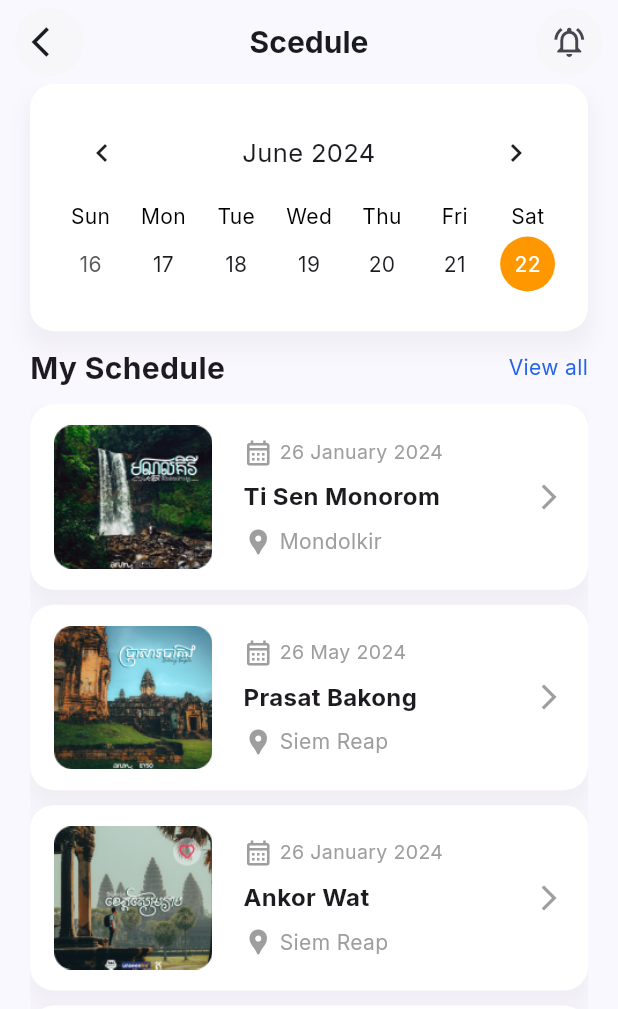
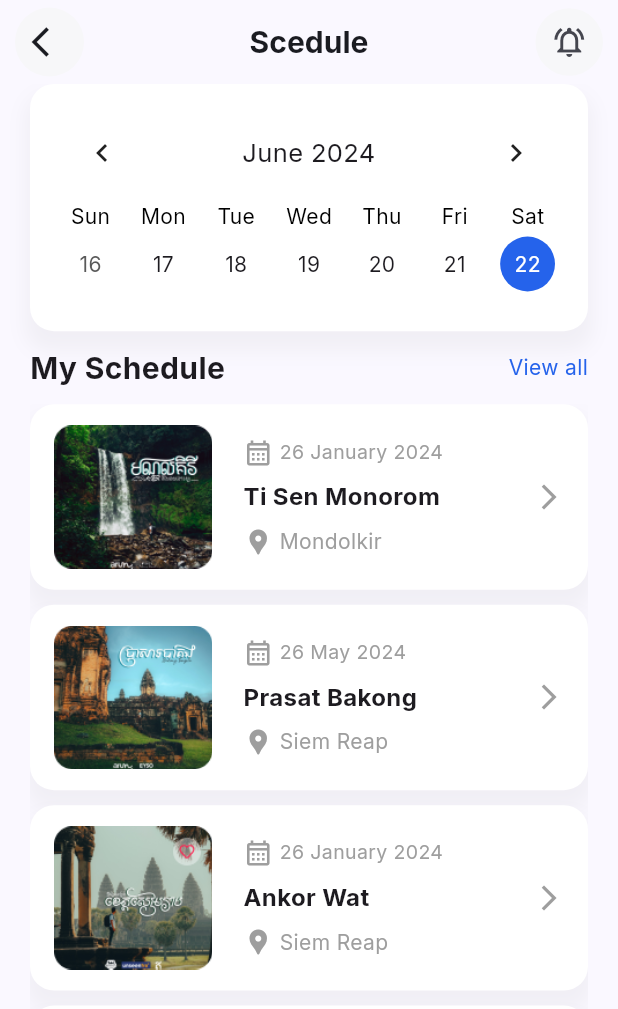
Before and after one commit to TOM-TITO-coder/FlutterUI_final_project, a Flutter app: the CalendarPage screen opened directly, on a phone screen of 412 x 824 dp. Shown: the top 1009 px of the screen. Run offline on Flutter 3.47's test engine with Material 3 defaults, Android fonts, the phone set to English and light mode, and no system bars; drawn by our look-alikes of table_calendar; our stand-ins replace google_fonts, intl_phone_field; network calls fail.

Commit message:
changed color calendar

```diff
--- a/lib/pages/calendar_page.dart
+++ b/lib/pages/calendar_page.dart
@@ -178,11 +178,11 @@ class _CalendarPageState extends State<CalendarPage> {
         },
         calendarStyle: const CalendarStyle(
           todayDecoration: BoxDecoration(
-            color: Colors.orange,
+            color: primaryColor,
             shape: BoxShape.circle,
           ),
           selectedDecoration: BoxDecoration(
-            color: Colors.deepOrange,
+            color: Colors.blueAccent,
             shape: BoxShape.circle,
           ),
           todayTextStyle: TextStyle(color: Colors.white),
--- a/lib/pages/sigup_page.dart
+++ b/lib/pages/sigup_page.dart
@@ -1,5 +1,4 @@
 import 'package:cambo_travel_app/constants.dart';
-import 'package:cambo_travel_app/pages/home_page.dart';
 import 'package:cambo_travel_app/pages/sigin_page.dart';
 import 'package:flutter/material.dart';
 
```
